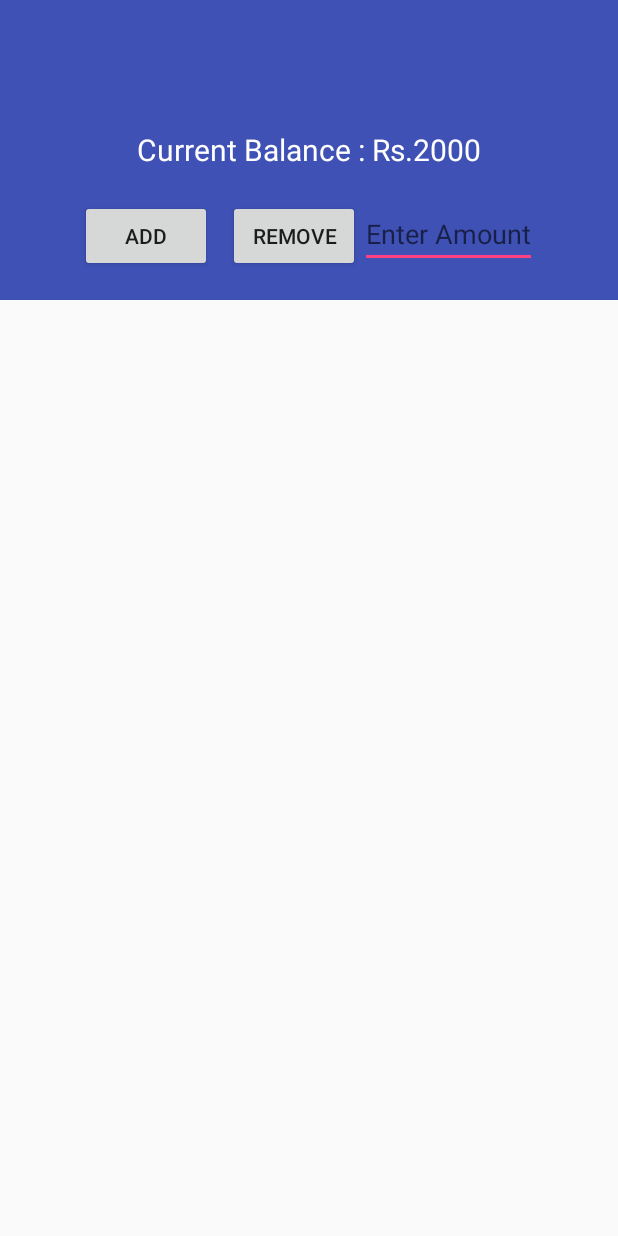
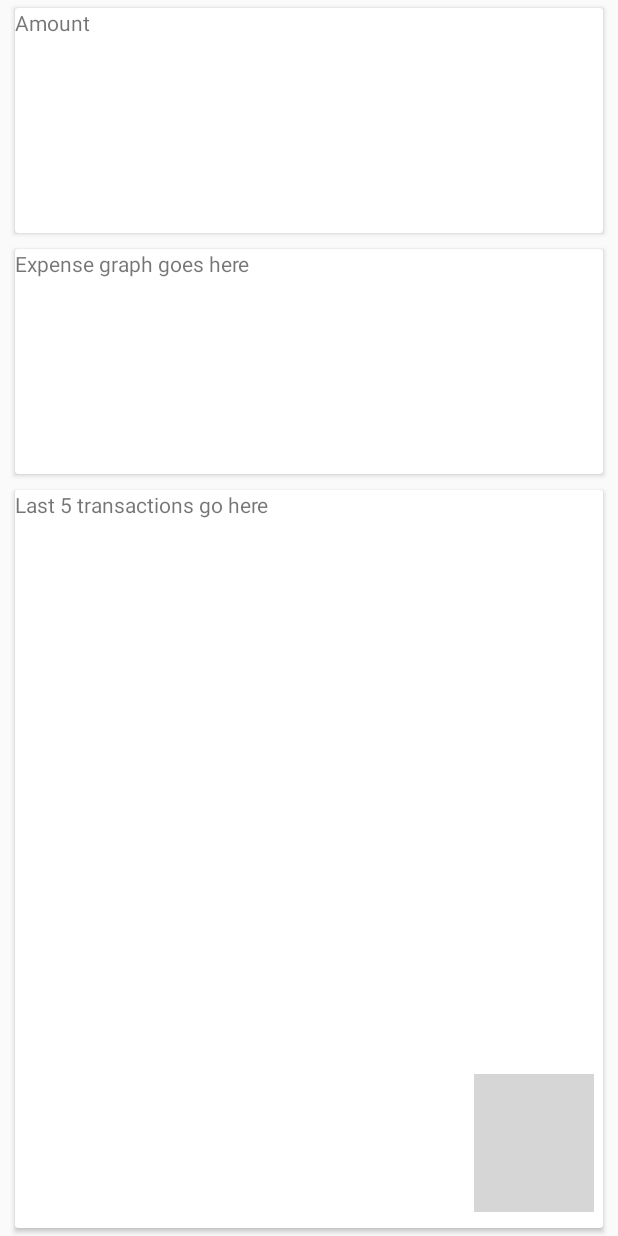
Before and after one commit to Dom07/WalletManager, an Android app: the layout fragment_home.xml on its own in the app's theme, with its tools: preview values and no code run, on a phone screen of 412 x 824 dp. Run offline under Robolectric (Android 15) with nearby library versions, the phone set to English and light mode, and no system bars; grey boxes are pictures that could not be loaded.

Commit message:
Remade the skeleton UI for the home screen

```diff
--- a/app/src/main/res/layout/fragment_home.xml
+++ b/app/src/main/res/layout/fragment_home.xml
@@ -2,15 +2,81 @@
     xmlns:tools="http://schemas.android.com/tools"
     android:layout_width="match_parent"
     android:layout_height="match_parent"
+    xmlns:app="http://schemas.android.com/apk/res-auto"
     tools:context="com.dom5230.utility.walletmanager.Home">
 
     <RelativeLayout
         android:id="@+id/rlContainer"
         android:layout_height="match_parent"
-        android:layout_width="match_parent"
-         >
+        android:layout_width="match_parent">
 
-        <RelativeLayout
+        <android.support.v7.widget.CardView
+            android:layout_marginLeft="10dp"
+            android:layout_marginRight="10dp"
+            android:layout_marginTop="5dp"
+            android:layout_marginBottom="5dp"
+            android:elevation="10dp"
+            android:id="@+id/layout1"
+            android:layout_width="match_parent"
+            android:layout_height="150dp">
+
+            <TextView
+                android:layout_width="wrap_content"
+                android:layout_height="wrap_content"
+                android:text="Amount"/>
+
+        </android.support.v7.widget.CardView>
+
+        <android.support.v7.widget.CardView
+            android:layout_marginLeft="10dp"
+            android:layout_marginRight="10dp"
+            android:layout_marginTop="5dp"
+            android:layout_marginBottom="5dp"
+            android:elevation="10dp"
+            android:id="@+id/layout2"
+            android:layout_below="@id/layout1"
+            android:layout_width="match_parent"
+            android:layout_height="150dp">
+
+            <TextView
+                android:layout_width="wrap_content"
+                android:layout_height="wrap_content"
+                android:text="Expense graph goes here"/>
+
+        </android.support.v7.widget.CardView>
+
+        <android.support.v7.widget.CardView
+            android:layout_marginLeft="10dp"
+            android:layout_marginRight="10dp"
+            android:layout_marginTop="5dp"
+            android:layout_marginBottom="5dp"
+            android:elevation="10dp"
+            android:orientation="horizontal"
+            android:id="@+id/layout3"
+            android:layout_below="@id/layout2"
+            android:layout_width="match_parent"
+            android:layout_height="match_parent">
+
+            <TextView
+                android:layout_width="wrap_content"
+                android:layout_height="wrap_content"
+                android:text="Last 5 transactions go here"/>
+        </android.support.v7.widget.CardView>
+
+        <android.support.design.widget.FloatingActionButton
+            android:layout_width="wrap_content"
+            android:layout_height="wrap_content"
+            android:elevation="10dp"
+            android:layout_alignParentRight="true"
+            android:layout_alignParentBottom="true"
+            android:layout_margin="16dp"
+            app:useCompatPadding="true"
+            android:clickable="true"
+            android:src="@drawable/ic_add_white_24dp"
+            />
+
+
+        <!--RelativeLayout
             android:background="@color/colorPrimary"
             android:layout_width="match_parent"
             android:layout_height="200dp">
@@ -70,7 +136,7 @@
                 android:inputType="number"
                 android:id="@+id/etAmount" />
         </LinearLayout>
-        </RelativeLayout>
+        </RelativeLayout-->
 
     </RelativeLayout>
 </FrameLayout>
```
